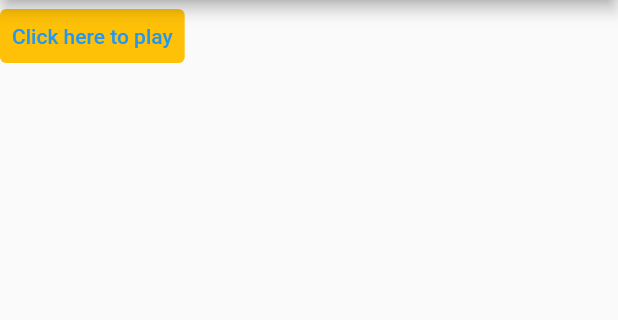
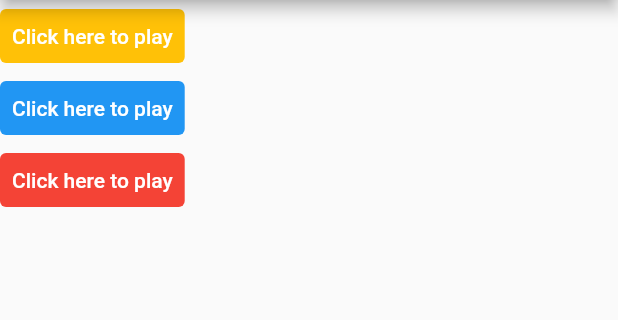
Before and after one commit to vijai-ks/Xylophone_App, a Flutter app: the screen it shows after launch, on a phone screen of 412 x 824 dp, the part 84-404 px from its top. Run offline on Flutter 3.47's test engine with Material 2 defaults, Android fonts, the phone set to English and light mode, and no system bars; our stand-ins replace audioplayers.

Commit message:
feat: xylophone: Add text buttons
Signed-off-by: vijai-ks <vijai.ksv@gmail.com>

```diff
--- a/lib/main.dart
+++ b/lib/main.dart
@@ -35,7 +35,40 @@ class _XylophoneState extends State<Xylophone> {
                 onPressed: () {
                   audioPlayer.play(AssetSource('note1.wav'));
                 },
-                child: const Text('Click here to play'),
+                child: const Text(
+                  'Click here to play',
+                  style: TextStyle(
+                    color: Colors.white,
+                  ),
+                ),
+              ),
+              TextButton(
+                style: TextButton.styleFrom(
+                  backgroundColor: Colors.blue,
+                ),
+                onPressed: () {
+                  audioPlayer.play(AssetSource('note2.wav'));
+                },
+                child: const Text(
+                  'Click here to play',
+                  style: TextStyle(
+                    color: Colors.white,
+                  ),
+                ),
+              ),
+              TextButton(
+                style: TextButton.styleFrom(
+                  backgroundColor: Colors.red,
+                ),
+                onPressed: () {
+                  audioPlayer.play(AssetSource('note3.wav'));
+                },
+                child: const Text(
+                  'Click here to play',
+                  style: TextStyle(
+                    color: Colors.white,
+                  ),
+                ),
               ),
             ],
           ),
```
